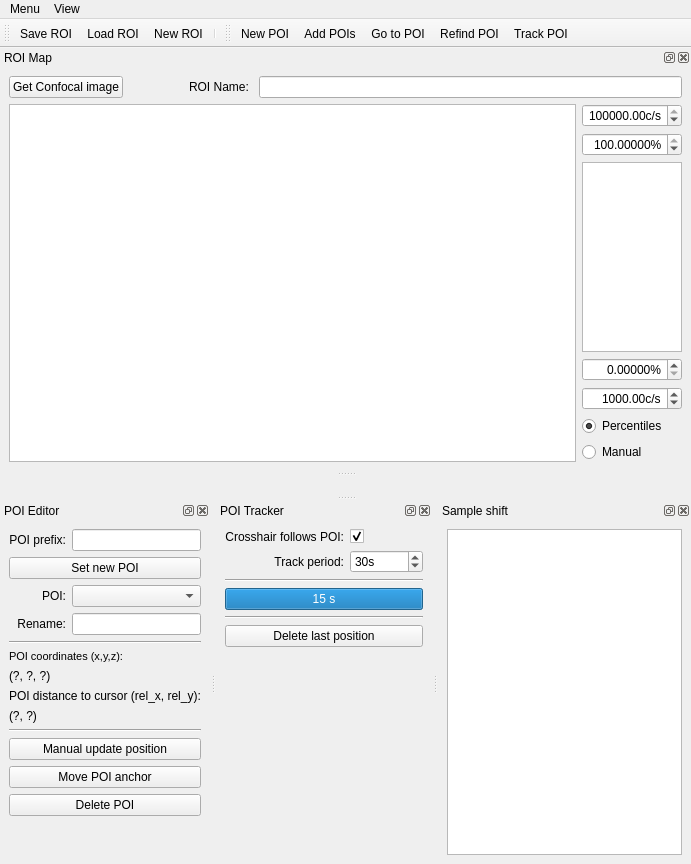
Before: the Qt Designer form gui/poimanager/ui_poimangui.ui in Ulm-IQO/qudi, drawn with Qt 5.
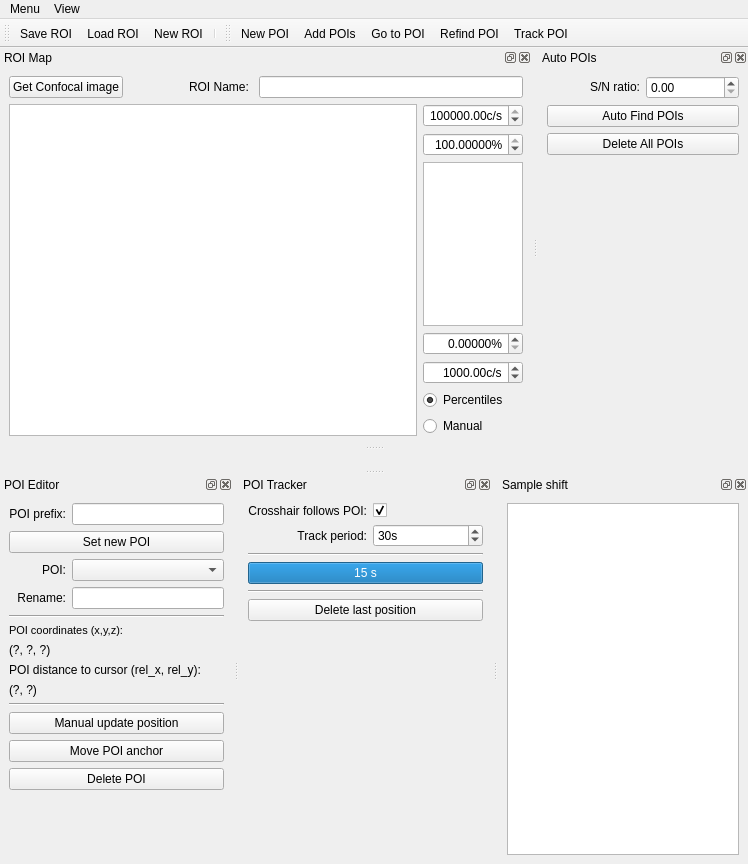
After: the same form once the commit is applied. Icons and pictures are not drawn. Custom widgets are drawn as their Qt base class.

Commit message: 1. With a new dockwidget for auto pois.(a pity that the fancy fairy bar is now removed from tool menu) 2.threshold set toggled between gui and logic. name switched to 'S/N ratio', hopefully going to be more understandable by users.

Diff of the .ui file:
```diff
--- a/gui/poimanager/ui_poimangui.ui
+++ b/gui/poimanager/ui_poimangui.ui
@@ -6,7 +6,7 @@
    <rect>
     <x>0</x>
     <y>0</y>
-    <width>691</width>
+    <width>746</width>
     <height>864</height>
    </rect>
   </property>
@@ -30,8 +30,8 @@
     <rect>
      <x>0</x>
      <y>0</y>
-     <width>691</width>
-     <height>21</height>
+     <width>746</width>
+     <height>26</height>
     </rect>
    </property>
    <widget class="QMenu" name="menuMenu">
@@ -92,8 +92,8 @@
    </property>
    <property name="minimumSize">
     <size>
-     <width>197</width>
-     <height>330</height>
+     <width>233</width>
+     <height>389</height>
     </size>
    </property>
    <property name="windowTitle">
@@ -295,8 +295,8 @@
    </property>
    <property name="minimumSize">
     <size>
-     <width>216</width>
-     <height>161</height>
+     <width>253</width>
+     <height>188</height>
     </size>
    </property>
    <property name="floating">
@@ -696,7 +696,7 @@
    <property name="minimumSize">
     <size>
      <width>250</width>
-     <height>119</height>
+     <height>137</height>
     </size>
    </property>
    <property name="windowTitle">
@@ -743,6 +743,74 @@
    <addaction name="refind_poi_Action"/>
    <addaction name="track_poi_Action"/>
   </widget>
+  <widget class="QDockWidget" name="auto_pois_dockWidget">
+   <property name="sizePolicy">
+    <sizepolicy hsizetype="Minimum" vsizetype="Preferred">
+     <horstretch>0</horstretch>
+     <verstretch>0</verstretch>
+    </sizepolicy>
+   </property>
+   <property name="minimumSize">
+    <size>
+     <width>150</width>
+     <height>250</height>
+    </size>
+   </property>
+   <property name="windowTitle">
+    <string>Auto POIs</string>
+   </property>
+   <attribute name="dockWidgetArea">
+    <number>4</number>
+   </attribute>
+   <widget class="QWidget" name="dockWidgetContents_2">
+    <layout class="QGridLayout" name="gridLayout_6">
+     <item row="0" column="0">
+      <layout class="QGridLayout" name="gridLayout_5" rowstretch="0,0,0,0,0" columnstretch="0,0,0">
+       <item row="0" column="1">
+        <widget class="QLabel" name="label_7">
+         <property name="layoutDirection">
+          <enum>Qt::RightToLeft</enum>
+         </property>
+         <property name="text">
+          <string>&lt;html&gt;&lt;head/&gt;&lt;body&gt;&lt;p align=&quot;right&quot;&gt;S/N ratio:&lt;/p&gt;&lt;/body&gt;&lt;/html&gt;</string>
+         </property>
+        </widget>
+       </item>
+       <item row="3" column="1" colspan="2">
+        <widget class="QPushButton" name="del_all_pois_PushButton">
+         <property name="text">
+          <string>Delete All POIs</string>
+         </property>
+        </widget>
+       </item>
+       <item row="0" column="2">
+        <widget class="QDoubleSpinBox" name="poi_threshold_doubleSpinBox"/>
+       </item>
+       <item row="2" column="1" colspan="2">
+        <widget class="QPushButton" name="auto_pois_PushButton">
+         <property name="text">
+          <string>Auto Find POIs</string>
+         </property>
+        </widget>
+       </item>
+       <item row="4" column="1" colspan="2">
+        <spacer name="verticalSpacer_3">
+         <property name="orientation">
+          <enum>Qt::Vertical</enum>
+         </property>
+         <property name="sizeHint" stdset="0">
+          <size>
+           <width>20</width>
+           <height>40</height>
+          </size>
+         </property>
+        </spacer>
+       </item>
+      </layout>
+     </item>
+    </layout>
+   </widget>
+  </widget>
   <action name="new_roi_Action">
    <property name="icon">
     <iconset>
```
Left out of the diff: 31 changed lines with no effect on the pictures. The commit also changes 2 other files.
